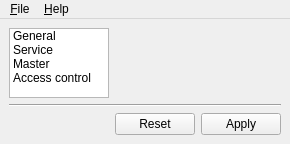
veyon/veyon, file configurator/forms/MainWindow.ui: the form before one commit.
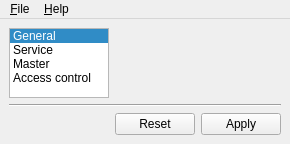
The form after the commit. Icons and pictures are not drawn. Custom widgets are drawn as their Qt base class.

Diff of the .ui file:
```diff
--- a/configurator/forms/MainWindow.ui
+++ b/configurator/forms/MainWindow.ui
@@ -52,7 +52,7 @@
 	   <bool>true</bool>
 	  </property>
 	  <property name="currentRow">
-	   <number>-1</number>
+       <number>0</number>
 	  </property>
 	  <item>
 	   <property name="text">
```
Left out of the diff: 6 changed lines with no effect on the pictures. Lines whose indentation alone changed are shown as unchanged.
